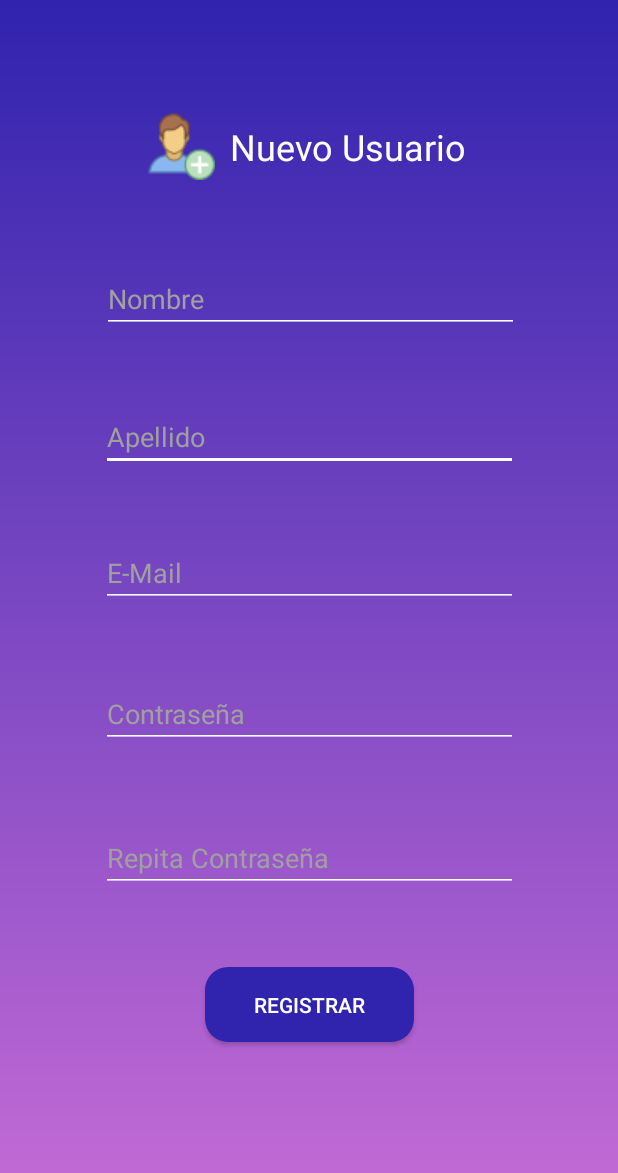
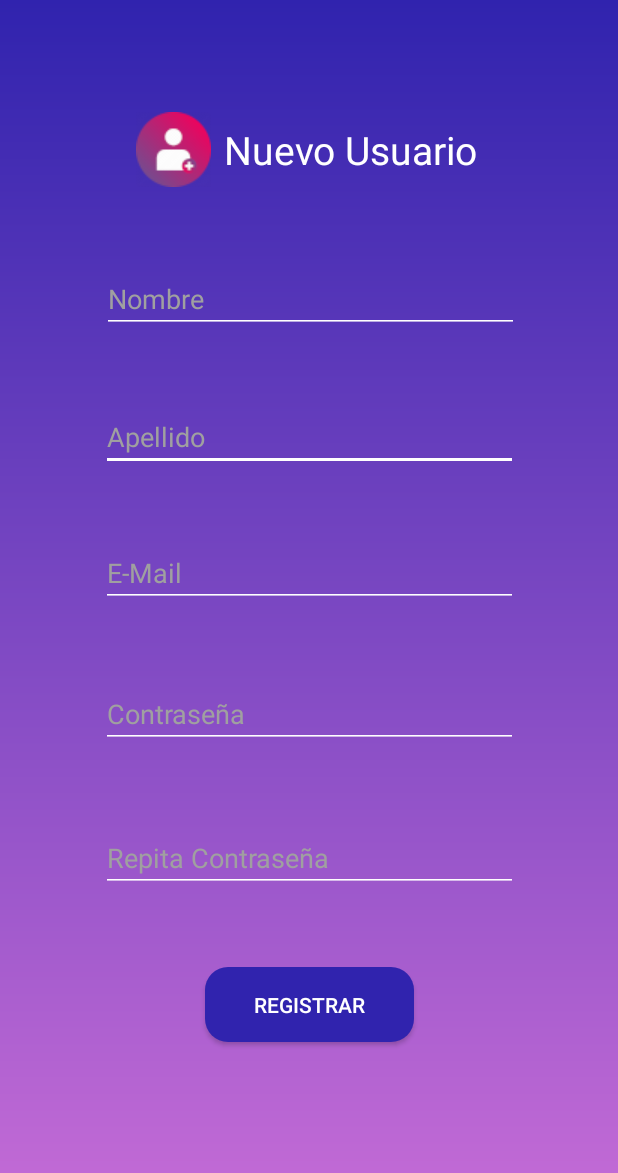
Before and after one commit to marcbryan/SynergyET, an Android app: the SignUpActivity screen opened directly, with no data from a screen before it, on a phone screen of 412 x 824 dp. Shown: the top 1173 px of the screen. Run offline under Robolectric (Android 15) with nearby library versions, the phone set to English and light mode, and no system bars; our stand-ins replace Firebase (no records; nobody signed in at launch, a user with empty details on screens opened directly).

Commit message:
icon changed new user

```diff
--- a/app/src/main/res/layout/activity_signup.xml
+++ b/app/src/main/res/layout/activity_signup.xml
@@ -53,8 +53,8 @@
 
     <TextView
         android:id="@+id/tv_title"
-        android:layout_width="216dp"
-        android:layout_height="46dp"
+        android:layout_width="230dp"
+        android:layout_height="52dp"
         android:layout_marginBottom="10dp"
         android:drawableStart="@drawable/add_user"
         android:drawableLeft="@drawable/add_user"
@@ -62,9 +62,9 @@
         android:gravity="center"
         android:text="Nuevo Usuario"
         android:textColor="@color/colorWhite"
-        android:textSize="24sp"
+        android:textSize="26sp"
         app:layout_constraintBottom_toBottomOf="parent"
-        app:layout_constraintHorizontal_bias="0.501"
+        app:layout_constraintHorizontal_bias="0.497"
         app:layout_constraintLeft_toLeftOf="parent"
         app:layout_constraintRight_toRightOf="parent"
         app:layout_constraintTop_toTopOf="parent"
```
Also changed, not shown: app/src/main/res/drawable/add_user.png.
